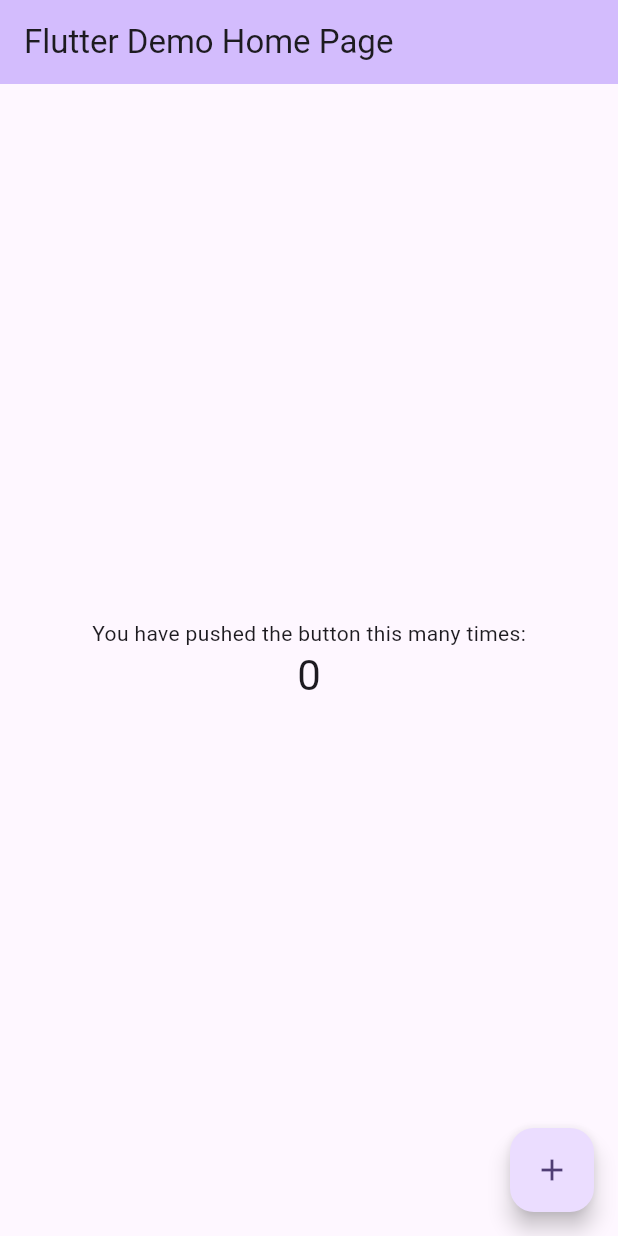
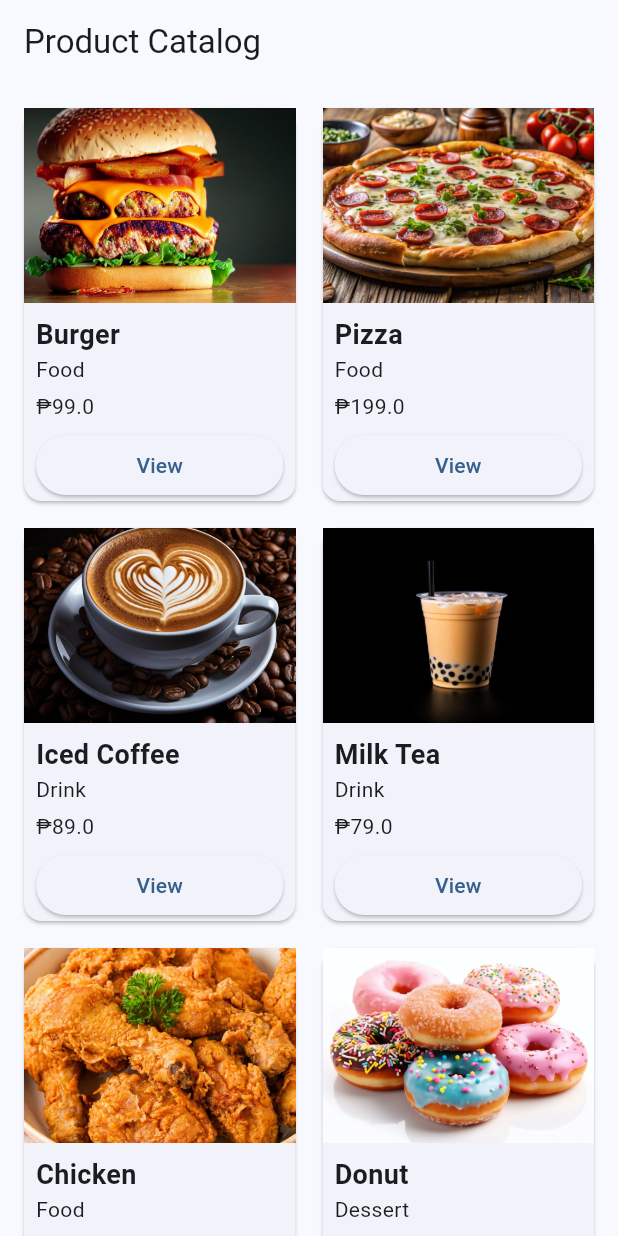
Before and after one commit to capiog30/capio_lab, a Flutter app: the screen it shows after launch, on a phone screen of 412 x 824 dp. Run offline on Flutter 3.47's test engine with Material 3 defaults, Android fonts, the phone set to English and light mode, and no system bars.

Commit message:
Update product catalog

```diff
--- a/lib/main.dart
+++ b/lib/main.dart
@@ -1,4 +1,5 @@
 import 'package:flutter/material.dart';
+import 'pages/catalog.page.dart';
 
 void main() {
   runApp(const MyApp());
@@ -7,116 +8,16 @@ void main() {
 class MyApp extends StatelessWidget {
   const MyApp({super.key});
 
-  // This widget is the root of your application.
   @override
   Widget build(BuildContext context) {
     return MaterialApp(
-      title: 'Flutter Demo',
+      debugShowCheckedModeBanner: false,
+      title: 'Product Catalog',
       theme: ThemeData(
-        // This is the theme of your application.
-        //
-        // TRY THIS: Try running your application with "flutter run". You'll see
-        // the application has a purple toolbar. Then, without quitting the app,
-        // try changing the seedColor in the colorScheme below to Colors.green
-        // and then invoke "hot reload" (save your changes or press the "hot
-        // reload" button in a Flutter-supported IDE, or press "r" if you used
-        // the command line to start the app).
-        //
-        // Notice that the counter didn't reset back to zero; the application
-        // state is not lost during the reload. To reset the state, use hot
-        // restart instead.
-        //
-        // This works for code too, not just values: Most code changes can be
-        // tested with just a hot reload.
-        colorScheme: .fromSeed(seedColor: Colors.deepPurple),
+        colorScheme: ColorScheme.fromSeed(seedColor: Colors.blue),
+        useMaterial3: true,
       ),
-      home: const MyHomePage(title: 'Flutter Demo Home Page'),
+      home: CatalogPage(),
     );
   }
 }
-
-class MyHomePage extends StatefulWidget {
-  const MyHomePage({super.key, required this.title});
-
-  // This widget is the home page of your application. It is stateful, meaning
-  // that it has a State object (defined below) that contains fields that affect
-  // how it looks.
-
-  // This class is the configuration for the state. It holds the values (in this
-  // case the title) provided by the parent (in this case the App widget) and
-  // used by the build method of the State. Fields in a Widget subclass are
-  // always marked "final".
-
-  final String title;
-
-  @override
-  State<MyHomePage> createState() => _MyHomePageState();
-}
-
-class _MyHomePageState extends State<MyHomePage> {
-  int _counter = 0;
-
-  void _incrementCounter() {
-    setState(() {
-      // This call to setState tells the Flutter framework that something has
-      // changed in this State, which causes it to rerun the build method below
-      // so that the display can reflect the updated values. If we changed
-      // _counter without calling setState(), then the build method would not be
-      // called again, and so nothing would appear to happen.
-      _counter++;
-    });
-  }
-
-  @override
-  Widget build(BuildContext context) {
-    // This method is rerun every time setState is called, for instance as done
-    // by the _incrementCounter method above.
-    //
-    // The Flutter framework has been optimized to make rerunning build methods
-    // fast, so that you can just rebuild anything that needs updating rather
-    // than having to individually change instances of widgets.
-    return Scaffold(
-      appBar: AppBar(
-        // TRY THIS: Try changing the color here to a specific color (to
-        // Colors.amber, perhaps?) and trigger a hot reload to see the AppBar
-        // change color while the other colors stay the same.
-        backgroundColor: Theme.of(context).colorScheme.inversePrimary,
-        // Here we take the value from the MyHomePage object that was created by
-        // the App.build method, and use it to set our appbar title.
-        title: Text(widget.title),
-      ),
-      body: Center(
-        // Center is a layout widget. It takes a single child and positions it
-        // in the middle of the parent.
-        child: Column(
-          // Column is also a layout widget. It takes a list of children and
-          // arranges them vertically. By default, it sizes itself to fit its
-          // children horizontally, and tries to be as tall as its parent.
-          //
-          // Column has various properties to control how it sizes itself and
-          // how it positions its children. Here we use mainAxisAlignment to
-          // center the children vertically; the main axis here is the vertical
-          // axis because Columns are vertical (the cross axis would be
-          // horizontal).
-          //
-          // TRY THIS: Invoke "debug painting" (choose the "Toggle Debug Paint"
-          // action in the IDE, or press "p" in the console), to see the
-          // wireframe for each widget.
-          mainAxisAlignment: .center,
-          children: [
-            const Text('You have pushed the button this many times:'),
-            Text(
-              '$_counter',
-              style: Theme.of(context).textTheme.headlineMedium,
-            ),
-          ],
-        ),
-      ),
-      floatingActionButton: FloatingActionButton(
-        onPressed: _incrementCounter,
-        tooltip: 'Increment',
-        child: const Icon(Icons.add),
-      ),
-    );
-  }
-}
--- /dev/null
+++ b/lib/models/product.dart
@@ -0,0 +1,15 @@
+class Product {
+  final String name;
+  final String category;
+  final double price;
+  final String description;
+  final String image;
+
+  const Product({
+    required this.name,
+    required this.category,
+    required this.price,
+    required this.description,
+    required this.image,
+  });
+}
--- /dev/null
+++ b/lib/pages/catalog.page.dart
@@ -0,0 +1,133 @@
+import 'package:flutter/material.dart';
+import '../models/product.dart';
+
+class CatalogPage extends StatelessWidget {
+  CatalogPage({super.key});
+
+  final List<Product> products = [
+    Product(
+      name: 'Burger',
+      category: 'Food',
+      price: 99,
+      description: 'A delicious beef burger.',
+      image: 'assets/images/burger.jpg',
+    ),
+    Product(
+      name: 'Pizza',
+      category: 'Food',
+      price: 199,
+      description: 'Cheesy and delicious pizza.',
+      image: 'assets/images/pizza.jpg',
+    ),
+    Product(
+      name: 'Iced Coffee',
+      category: 'Drink',
+      price: 89,
+      description: 'Cold and refreshing coffee.',
+      image: 'assets/images/coffee.jpg',
+    ),
+    Product(
+      name: 'Milk Tea',
+      category: 'Drink',
+      price: 79,
+      description: 'Sweet milk tea.',
+      image: 'assets/images/milk_tea.jpg',
+    ),
+    Product(
+      name: 'Chicken',
+      category: 'Food',
+      price: 149,
+      description: 'Crispy fried chicken.',
+      image: 'assets/images/chicken.jpg',
+    ),
+    Product(
+      name: 'Donut',
+      category: 'Dessert',
+      price: 59,
+      description: 'Sweet and soft donut.',
+      image: 'assets/images/donut.jpg',
+    ),
+    Product(
+      name: 'Cake',
+      category: 'Dessert',
+      price: 129,
+      description: 'A delicious slice of cake.',
+      image: 'assets/images/cake.jpg',
+    ),
+    Product(
+      name: 'Fries',
+      category: 'Food',
+      price: 59,
+      description: 'Crispy and delicious fries.',
+      image: 'assets/images/fries.jpg',
+    ),
+  ];
+
+  @override
+  Widget build(BuildContext context) {
+    return Scaffold(
+      appBar: AppBar(
+        title: const Text('Product Catalog'),
+      ),
+      body: GridView.builder(
+        padding: const EdgeInsets.all(12),
+        gridDelegate: const SliverGridDelegateWithFixedCrossAxisCount(
+          crossAxisCount: 2,
+          crossAxisSpacing: 10,
+          mainAxisSpacing: 10,
+          childAspectRatio: 0.70,
+        ),
+        itemCount: products.length,
+        itemBuilder: (context, index) {
+          final product = products[index];
+
+          return Card(
+            child: Column(
+              crossAxisAlignment: CrossAxisAlignment.start,
+              children: [
+                Image.asset(
+                  product.image,
+                  height: 130,
+                  width: double.infinity,
+                  fit: BoxFit.cover,
+                ),
+
+                Padding(
+                  padding: const EdgeInsets.all(8),
+                  child: Column(
+                    crossAxisAlignment: CrossAxisAlignment.start,
+                    children: [
+                      Text(
+                        product.name,
+                        style: const TextStyle(
+                          fontSize: 18,
+                          fontWeight: FontWeight.bold,
+                        ),
+                      ),
+
+                      Text(product.category),
+
+                      const SizedBox(height: 5),
+
+                      Text('₱${product.price}'),
+
+                      const SizedBox(height: 5),
+
+                      SizedBox(
+                        width: double.infinity,
+                        child: ElevatedButton(
+                          onPressed: () {},
+                          child: const Text('View'),
+                        ),
+                      ),
+                    ],
+                  ),
+                ),
+              ],
+            ),
+          );
+        },
+      ),
+    );
+  }
+}
--- a/pubspec.yaml
+++ b/pubspec.yaml
@@ -57,6 +57,9 @@ flutter:
   # the material Icons class.
   uses-material-design: true
 
+  assets:
+  - assets/images/
+
   # To add assets to your application, add an assets section, like this:
   # assets:
   #   - images/a_dot_burr.jpeg
```
Also changed, not shown: lib/pages/product_detail_page.dart (added, +67 -0 lines), lib/widgets/product.card.dart (added, +71 -0 lines), assets/images/burger.jpg (added), assets/images/cake.jpg (added), assets/images/chicken.jpg (added), assets/images/coffee.jpg (added), assets/images/donut.jpg (added), assets/images/ice_cream.jpg (added), assets/images/milk_tea.jpg (added), assets/images/pizza.jpg (added), flutter_01.png (added), lib/widgets/product.tile.dart (added), 1 other file.
